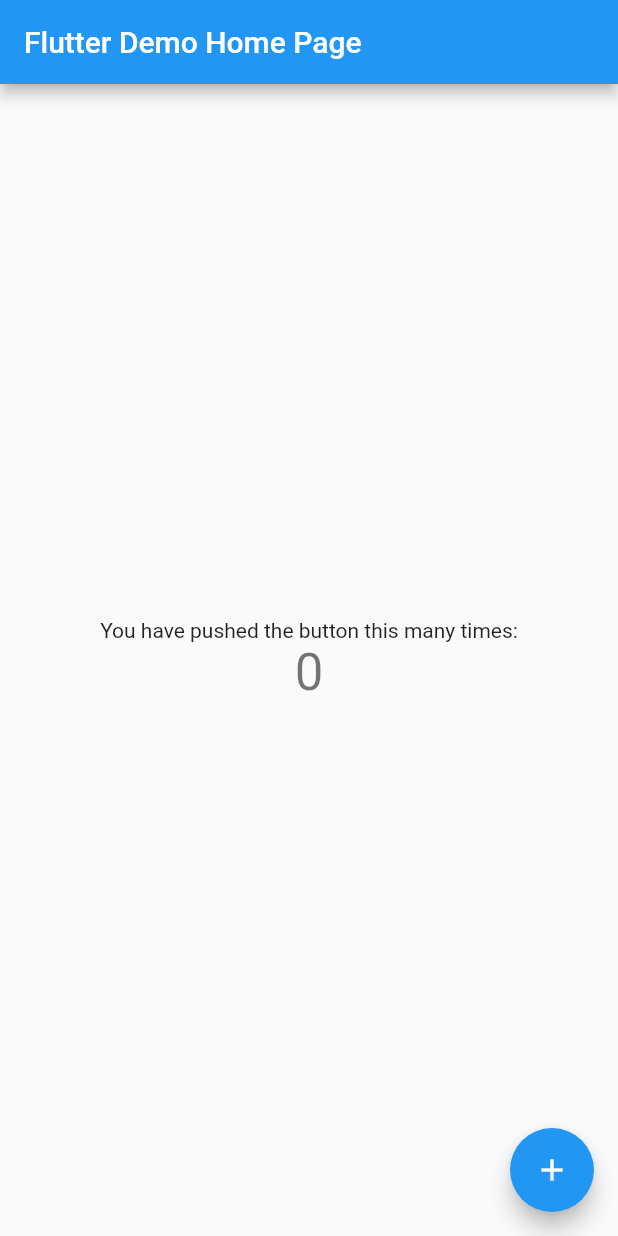
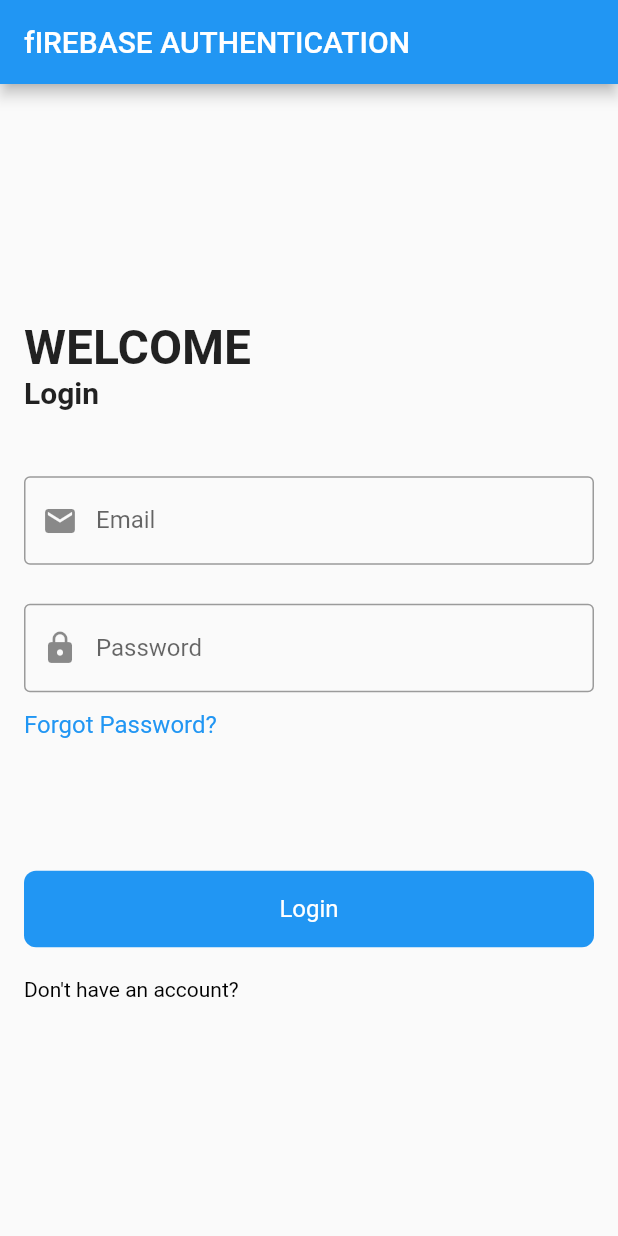
Before and after one commit to Moahmednour/fireauth, a Flutter app: the screen it shows after launch, on a phone screen of 412 x 824 dp. Run offline on Flutter 3.47's test engine with Material 2 defaults, Android fonts, the phone set to English and light mode, and no system bars; our stand-ins replace firebase_auth, firebase_core; accounts and stored records are empty.

Commit message:
home page

```diff
--- a/lib/main.dart
+++ b/lib/main.dart
@@ -1,3 +1,7 @@
+import 'package:fireauth/profile_screen.dart';
+import 'package:firebase_auth/firebase_auth.dart';
+import 'package:firebase_core/firebase_core.dart';
+import 'package:flutter/gestures.dart';
 import 'package:flutter/material.dart';
 
 void main() {
@@ -7,109 +11,162 @@
 class MyApp extends StatelessWidget {
   const MyApp({super.key});
 
-  // This widget is the root of your application.
   @override
   Widget build(BuildContext context) {
-    return MaterialApp(
-      title: 'Flutter Demo',
-      theme: ThemeData(
-        // This is the theme of your application.
-        //
-        // Try running your application with "flutter run". You'll see the
-        // application has a blue toolbar. Then, without quitting the app, try
-        // changing the primarySwatch below to Colors.green and then invoke
-        // "hot reload" (press "r" in the console where you ran "flutter run",
-        // or simply save your changes to "hot reload" in a Flutter IDE).
-        // Notice that the counter didn't reset back to zero; the application
-        // is not restarted.
-        primarySwatch: Colors.blue,
-      ),
-      home: const MyHomePage(title: 'Flutter Demo Home Page'),
+    return const MaterialApp(
+      debugShowCheckedModeBanner: false,
+      home: HomePage(),
     );
   }
 }
 
-class MyHomePage extends StatefulWidget {
-  const MyHomePage({super.key, required this.title});
-
-  // This widget is the home page of your application. It is stateful, meaning
-  // that it has a State object (defined below) that contains fields that affect
-  // how it looks.
-
-  // This class is the configuration for the state. It holds the values (in this
-  // case the title) provided by the parent (in this case the App widget) and
-  // used by the build method of the State. Fields in a Widget subclass are
-  // always marked "final".
-
-  final String title;
+class HomePage extends StatefulWidget {
+  const HomePage({super.key});
 
   @override
-  State<MyHomePage> createState() => _MyHomePageState();
+  State<HomePage> createState() => _HomePageState();
 }
 
-class _MyHomePageState extends State<MyHomePage> {
-  int _counter = 0;
-
-  void _incrementCounter() {
-    setState(() {
-      // This call to setState tells the Flutter framework that something has
-      // changed in this State, which causes it to rerun the build method below
-      // so that the display can reflect the updated values. If we changed
-      // _counter without calling setState(), then the build method would not be
-      // called again, and so nothing would appear to happen.
-      _counter++;
-    });
+class _HomePageState extends State<HomePage> {
+  Future<FirebaseApp> _initializatizeFirebase() async {
+    FirebaseApp app = await Firebase.initializeApp();
+    return app;
   }
 
   @override
   Widget build(BuildContext context) {
-    // This method is rerun every time setState is called, for instance as done
-    // by the _incrementCounter method above.
-    //
-    // The Flutter framework has been optimized to make rerunning build methods
-    // fast, so that you can just rebuild anything that needs updating rather
-    // than having to individually change instances of widgets.
     return Scaffold(
+        resizeToAvoidBottomInset: true,
         appBar: AppBar(
-        // Here we take the value from the MyHomePage object that was created by
-        // the App.build method, and use it to set our appbar title.
-        title: Text(widget.title),
+          title: const Text('fIREBASE AUTHENTICATION'),
         ),
-      body: Center(
-        // Center is a layout widget. It takes a single child and positions it
-        // in the middle of the parent.
+        body: FutureBuilder(
+          future: _initializatizeFirebase(),
+          builder: (context, snapshot) {
+            if (snapshot.connectionState == ConnectionState.done) {
+              return Login();
+            }
+            return const Center(
+              child: CircularProgressIndicator(),
+            );
+          },
+        ));
+  }
+}
+
+class Login extends StatefulWidget {
+  // final VoidCallback onClickSignup;
+
+  // const Login({Key? key, required this.onClickSignup}) : super(key: key);
+
+  @override
+  State<Login> createState() => _LoginState();
+}
+
+class _LoginState extends State<Login> {
+  static Future<User?> loginUsingEmailPassword(
+      {required String email,
+      required String password,
+      required BuildContext context}) async {
+    FirebaseAuth auth = FirebaseAuth.instance;
+    User? user;
+    try {
+      UserCredential userCredential = await auth.signInWithEmailAndPassword(
+          email: email, password: password);
+      user = userCredential.user;
+    } on FirebaseAuthException catch (e) {
+      if (e.code == 'user-not-found') {
+        ScaffoldMessenger.of(context).showSnackBar(
+            const SnackBar(content: Text('No user found for that email.')));
+      } else if (e.code == 'wrong-password') {
+        ScaffoldMessenger.of(context).showSnackBar(const SnackBar(
+            content: Text('Wrong password provided for that user.')));
+      }
+    }
+    return user;
+  }
+
+  @override
+  Widget build(BuildContext context) {
+    TextEditingController _emailController = TextEditingController();
+    TextEditingController _passwordController = TextEditingController();
+    return Padding(
+      padding: const EdgeInsets.all(16.0),
       child: Column(
-          // Column is also a layout widget. It takes a list of children and
-          // arranges them vertically. By default, it sizes itself to fit its
-          // children horizontally, and tries to be as tall as its parent.
-          //
-          // Invoke "debug painting" (press "p" in the console, choose the
-          // "Toggle Debug Paint" action from the Flutter Inspector in Android
-          // Studio, or the "Toggle Debug Paint" command in Visual Studio Code)
-          // to see the wireframe for each widget.
-          //
-          // Column has various properties to control how it sizes itself and
-          // how it positions its children. Here we use mainAxisAlignment to
-          // center the children vertically; the main axis here is the vertical
-          // axis because Columns are vertical (the cross axis would be
-          // horizontal).
         mainAxisAlignment: MainAxisAlignment.center,
-          children: <Widget>[
-            const Text(
-              'You have pushed the button this many times:',
+        crossAxisAlignment: CrossAxisAlignment.start,
+        children: [
+          const Text("WELCOME",
+              style: TextStyle(fontSize: 32, fontWeight: FontWeight.bold)),
+          const Text("Login",
+              style: TextStyle(fontSize: 20, fontWeight: FontWeight.bold)),
+          const SizedBox(height: 44.0),
+          TextField(
+            controller: _emailController,
+            keyboardType: TextInputType.emailAddress,
+            decoration: InputDecoration(
+              border: OutlineInputBorder(),
+              labelText: 'Email',
+              prefixIcon: Icon(Icons.email),
             ),
-            Text(
-              '$_counter',
-              style: Theme.of(context).textTheme.headline4,
           ),
+          SizedBox(height: 26.0),
+          TextField(
+            controller: _passwordController,
+            obscureText: true,
+            decoration: InputDecoration(
+              border: OutlineInputBorder(),
+              labelText: 'Password',
+              prefixIcon: Icon(Icons.lock),
+            ),
+          ),
+          const SizedBox(height: 12.0),
+          const Text("Forgot Password?",
+              style: TextStyle(fontSize: 16, color: Colors.blue)),
+          const SizedBox(height: 88.0),
+          SizedBox(
+            width: double.infinity,
+            child: RawMaterialButton(
+              fillColor: Colors.blue,
+              elevation: 0.0,
+              padding: const EdgeInsets.symmetric(vertical: 16.0),
+              onPressed: () async {
+                User? user = await loginUsingEmailPassword(
+                    email: _emailController.text,
+                    password: _passwordController.text,
+                    context: context);
+                print(user);
+                if (user != null) {
+                  Navigator.of(context).pushReplacement(
+                      MaterialPageRoute(builder: (context) => Profile()));
+                }
+              },
+              shape: RoundedRectangleBorder(
+                borderRadius: BorderRadius.circular(8.0),
+              ),
+              child: const Text("Login",
+                  style: TextStyle(fontSize: 16, color: Colors.white)),
+            ),
+          ),
+          SizedBox(height: 20),
+          RichText(
+            text: TextSpan(
+              text: "Don't have an account? ",
+              style: TextStyle(color: Colors.black),
+              // children: [
+              //   TextSpan(
+              //     text: "Sign Up",
+              //     style: TextStyle(
+              //         color: Colors.blue,
+              //         decoration: TextDecoration.underline),
+              //     recognizer: TapGestureRecognizer()
+              //       ..onTap = Widget.onClickSignup,
+              //   )
+              // ]
+            ),
+          )
         ],
       ),
-      ),
-      floatingActionButton: FloatingActionButton(
-        onPressed: _incrementCounter,
-        tooltip: 'Increment',
-        child: const Icon(Icons.add),
-      ), // This trailing comma makes auto-formatting nicer for build methods.
     );
   }
 }
```
Lines whose indentation alone changed are shown as unchanged.
